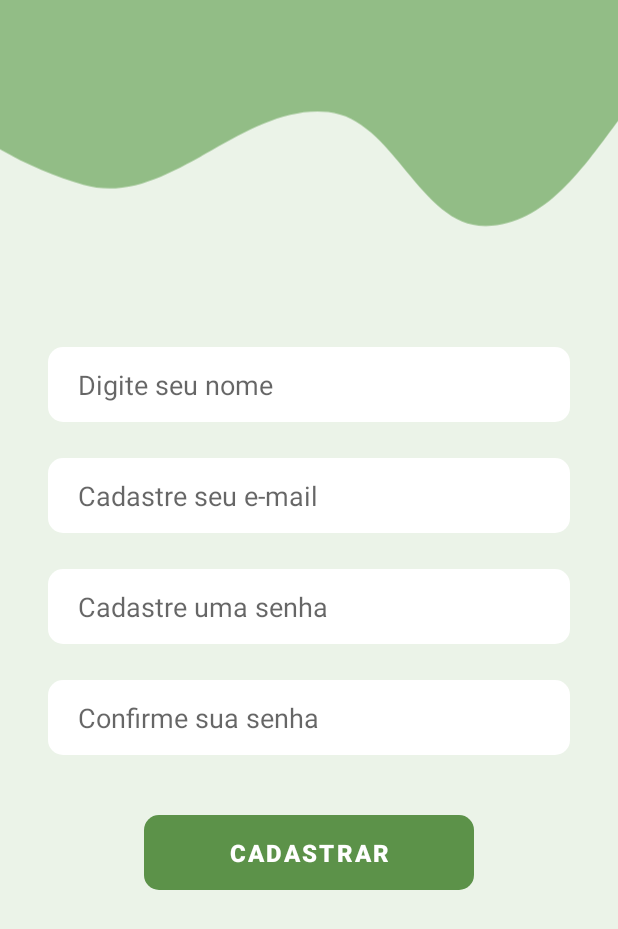
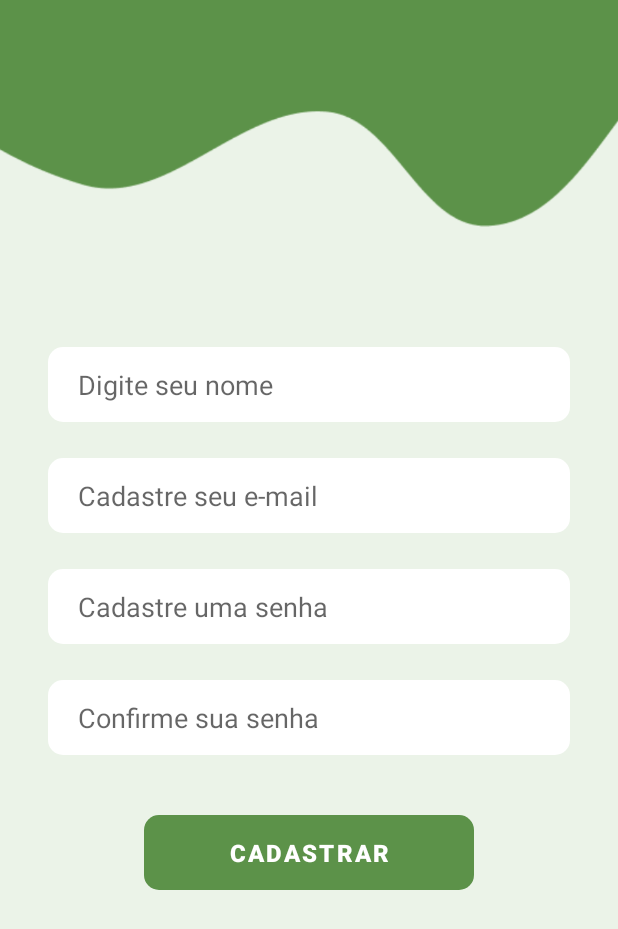
Before and after one commit to crismantovani/greenquest-mobile, an Android app: the layout activity_signup.xml on its own in the app's theme, with its tools: preview values and no code run, on a phone screen of 412 x 824 dp. Shown: the top 929 px of the screen. Run offline under Robolectric (Android 15) with nearby library versions, the phone set to English and light mode, and no system bars.

Commit message:
CRIA layout da home

```diff
--- a/app/src/main/AndroidManifest.xml
+++ b/app/src/main/AndroidManifest.xml
@@ -6,7 +6,7 @@
         android:allowBackup="true"
         android:dataExtractionRules="@xml/data_extraction_rules"
         android:fullBackupContent="@xml/backup_rules"
-        android:icon="@mipmap/ic_launcher"
+        android:icon="@drawable/logo"
         android:label="@string/app_name"
         android:supportsRtl="true"
         android:theme="@style/Theme.GreenQuest"
@@ -23,7 +23,11 @@
         <activity
             android:name=".SignUp"
             android:exported="true">
+        </activity>
 
+        <activity
+            android:name=".Home"
+            android:exported="true">
         </activity>
 
     </application>
--- a/app/src/main/res/drawable/vector_login.xml
+++ /dev/null
@@ -1,10 +0,0 @@
-<vector xmlns:android="http://schemas.android.com/apk/res/android"
-    android:width="560dp"
-    android:height="205dp"
-    android:viewportWidth="560"
-    android:viewportHeight="205">
-  <path
-      android:pathData="M9.7,-246.96C87.15,-286.05 176.08,-209.19 263.39,-211.42C306.48,-212.52 339.14,-269.06 380.52,-256.45C422.08,-243.78 418.28,-177.41 454.4,-153.21C515.83,-112.07 624.36,-139.4 655.09,-72.55C682.36,-13.22 608.52,44.7 568.79,95.65C533.32,141.15 497.55,203.04 439.24,204.3C379.38,205.59 356.01,107.58 296.35,101.52C217.57,93.51 151.85,189.01 75.56,167.32C-13.11,142.1 -107,73.04 -121.36,-17.27C-135.64,-107.1 -71.32,-206.08 9.7,-246.96Z"
-      android:fillColor="#92BD86"
-      android:fillType="evenOdd"/>
-</vector>
--- a/app/src/main/res/layout/activity_signup.xml
+++ b/app/src/main/res/layout/activity_signup.xml
@@ -4,7 +4,8 @@
     xmlns:tools="http://schemas.android.com/tools"
     android:layout_width="match_parent"
     android:layout_height="match_parent"
-    android:background="#EBF3E8">
+    android:background="#EBF3E8"
+    tools:context=".SignUp">
 
     <ImageView
         android:id="@+id/imgTop"
@@ -14,7 +15,7 @@
         android:contentDescription="@string/dc_vetor"
         app:layout_constraintStart_toStartOf="parent"
         app:layout_constraintTop_toTopOf="parent"
-        app:srcCompat="@drawable/vector_login" />
+        app:srcCompat="@drawable/img_top_bar" />
 
     <EditText
         android:id="@+id/signUpName"
@@ -97,6 +98,7 @@
         android:layout_marginTop="40dp"
         android:layout_marginEnd="64dp"
         android:background="@drawable/border_btn"
+        android:backgroundTint="#5C9249"
         android:text="@string/btn_register"
         android:textSize="16sp"
         android:textStyle="bold"
--- a/app/src/main/res/values-night/themes.xml
+++ b/app/src/main/res/values-night/themes.xml
@@ -1,6 +1,6 @@
-<resources xmlns:tools="http://schemas.android.com/tools">
+<resources>
     <!-- Base application theme. -->
-    <style name="Theme.GreenQuest" parent="Theme.MaterialComponents.DayNight.DarkActionBar">
+    <style name="Theme.GreenQuest" parent="Theme.MaterialComponents.DayNight.NoActionBar">
         <!-- Primary brand color. -->
         <item name="colorPrimary">@color/purple_200</item>
         <item name="colorPrimaryVariant">@color/purple_700</item>
--- a/app/src/main/res/values/themes.xml
+++ b/app/src/main/res/values/themes.xml
@@ -1,6 +1,6 @@
-<resources xmlns:tools="http://schemas.android.com/tools">
+<resources>
     <!-- Base application theme. -->
-    <style name="Theme.GreenQuest" parent="Theme.MaterialComponents.DayNight.DarkActionBar">
+    <style name="Theme.GreenQuest" parent="Theme.MaterialComponents.DayNight.NoActionBar">
         <!-- Primary brand color. -->
         <item name="colorPrimary">@color/purple_500</item>
         <item name="colorPrimaryVariant">@color/purple_700</item>
```
Also changed, not shown: app/src/main/java/br/com/greenquest/Home.kt (added, +12 -0 lines), app/src/main/res/drawable/background_home.xml (added, +11 -0 lines), app/src/main/res/drawable/border_icons.xml (added, +11 -0 lines), app/src/main/res/layout/activity_home.xml (added, +88 -0 lines), app/src/main/res/layout/activity_main.xml (+8 -5 lines), app/src/main/res/values/strings.xml (+17 -7 lines), app/src/main/res/drawable/img_top_bar.png (added), app/src/main/res/drawable/logo.png, app/src/main/res/drawable/mascot.png (added), app/src/main/res/drawable/menu.png (added), app/src/main/res/drawable/plant.png (added), app/src/main/res/drawable/shield.png (added).
